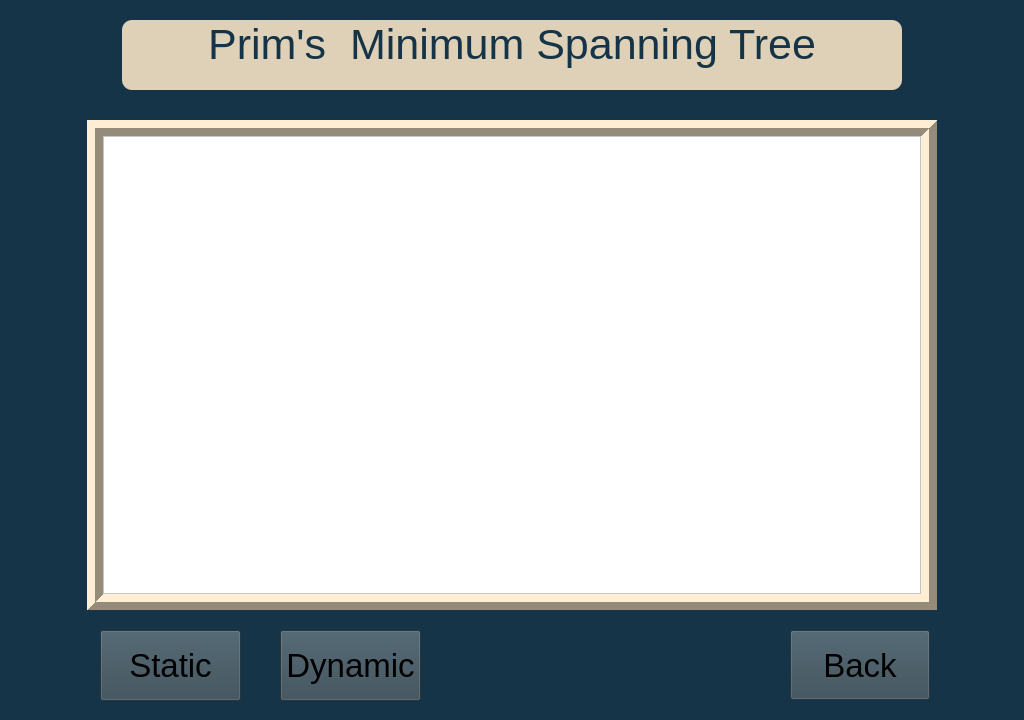
mohamedtarek132/RoadMapConstruction, file AlgorithmWindow.ui: the form before one commit.
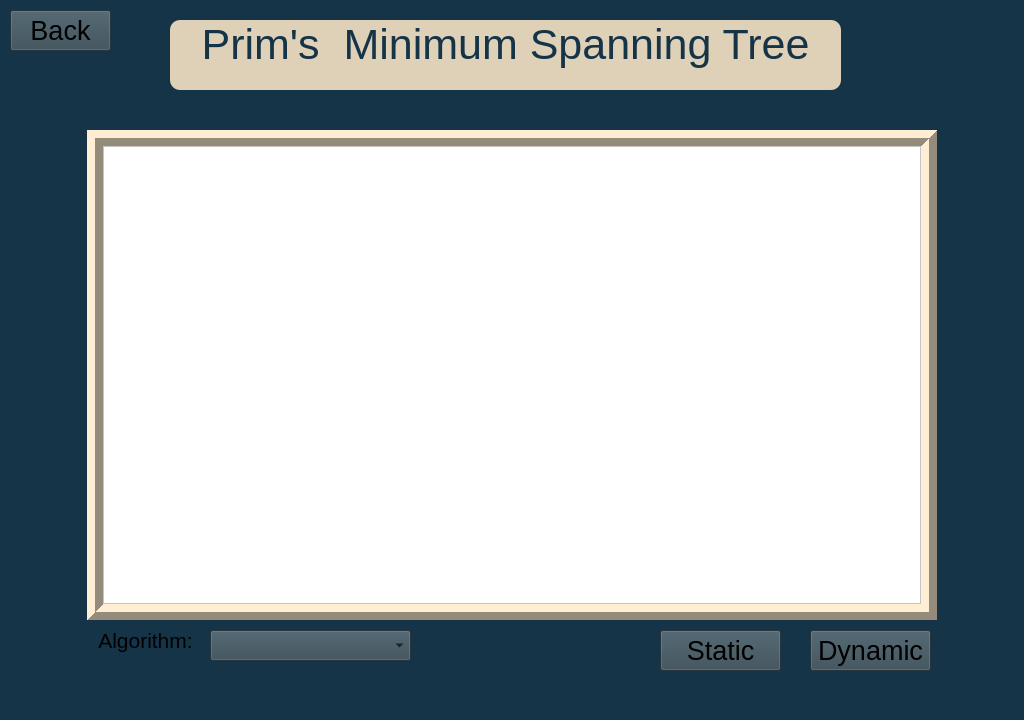
The form after the commit.

```diff
--- a/AlgorithmWindow.ui
+++ b/AlgorithmWindow.ui
@@ -20,9 +20,9 @@
    <widget class="QLabel" name="pageTitle">
     <property name="geometry">
      <rect>
-      <x>122</x>
+      <x>170</x>
       <y>20</y>
-      <width>780</width>
+      <width>671</width>
       <height>70</height>
      </rect>
     </property>
@@ -65,7 +65,7 @@
     <property name="geometry">
      <rect>
       <x>87</x>
-      <y>120</y>
+      <y>130</y>
       <width>850</width>
       <height>490</height>
      </rect>
@@ -107,15 +107,15 @@
    <widget class="QPushButton" name="backButton">
     <property name="geometry">
      <rect>
-      <x>790</x>
-      <y>630</y>
-      <width>140</width>
-      <height>70</height>
+      <x>10</x>
+      <y>10</y>
+      <width>101</width>
+      <height>41</height>
      </rect>
     </property>
     <property name="font">
      <font>
-      <pointsize>25</pointsize>
+      <pointsize>20</pointsize>
      </font>
     </property>
     <property name="styleSheet">
@@ -128,15 +128,15 @@
    <widget class="QPushButton" name="dynamicButton">
     <property name="geometry">
      <rect>
-      <x>280</x>
+      <x>810</x>
       <y>630</y>
-      <width>141</width>
-      <height>71</height>
+      <width>121</width>
+      <height>41</height>
      </rect>
     </property>
     <property name="font">
      <font>
-      <pointsize>25</pointsize>
+      <pointsize>20</pointsize>
      </font>
     </property>
     <property name="styleSheet">
@@ -149,15 +149,15 @@
    <widget class="QPushButton" name="staticButton">
     <property name="geometry">
      <rect>
-      <x>100</x>
+      <x>660</x>
       <y>630</y>
-      <width>141</width>
-      <height>71</height>
+      <width>121</width>
+      <height>41</height>
      </rect>
     </property>
     <property name="font">
      <font>
-      <pointsize>25</pointsize>
+      <pointsize>20</pointsize>
      </font>
     </property>
     <property name="styleSheet">
@@ -167,6 +167,48 @@
      <string>Static</string>
     </property>
    </widget>
+   <widget class="QComboBox" name="comboBox">
+    <property name="geometry">
+     <rect>
+      <x>210</x>
+      <y>630</y>
+      <width>201</width>
+      <height>31</height>
+     </rect>
+    </property>
+    <property name="font">
+     <font>
+      <pointsize>16</pointsize>
+     </font>
+    </property>
+    <property name="styleSheet">
+     <string notr="true">background-color: rgb(53, 73, 84);</string>
+    </property>
+   </widget>
+   <widget class="QLabel" name="label">
+    <property name="geometry">
+     <rect>
+      <x>90</x>
+      <y>620</y>
+      <width>111</width>
+      <height>40</height>
+     </rect>
+    </property>
+    <property name="font">
+     <font>
+      <pointsize>16</pointsize>
+     </font>
+    </property>
+    <property name="styleSheet">
+     <string notr="true"/>
+    </property>
+    <property name="text">
+     <string>Algorithm:</string>
+    </property>
+    <property name="alignment">
+     <set>Qt::AlignCenter</set>
+    </property>
+   </widget>
   </widget>
  </widget>
  <resources/>
```
